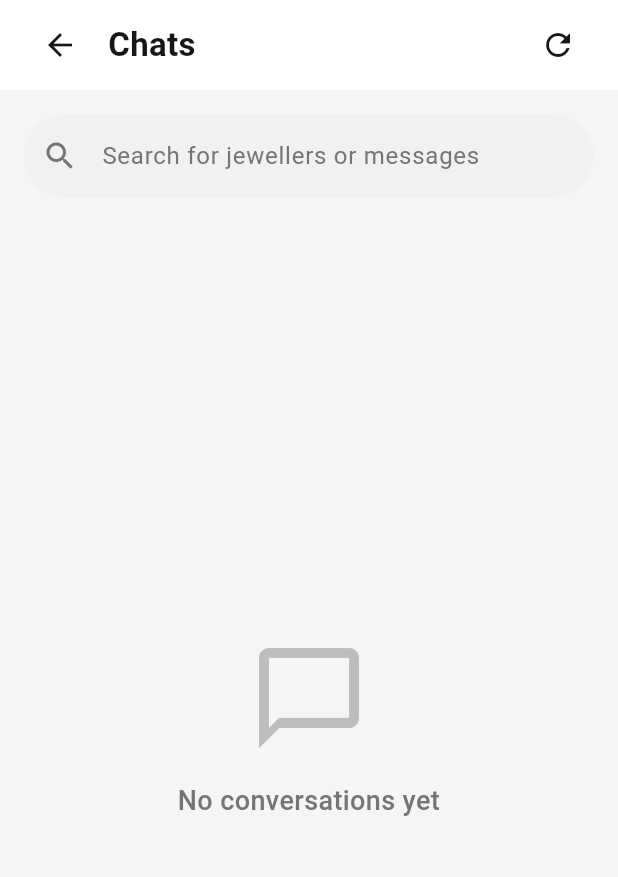
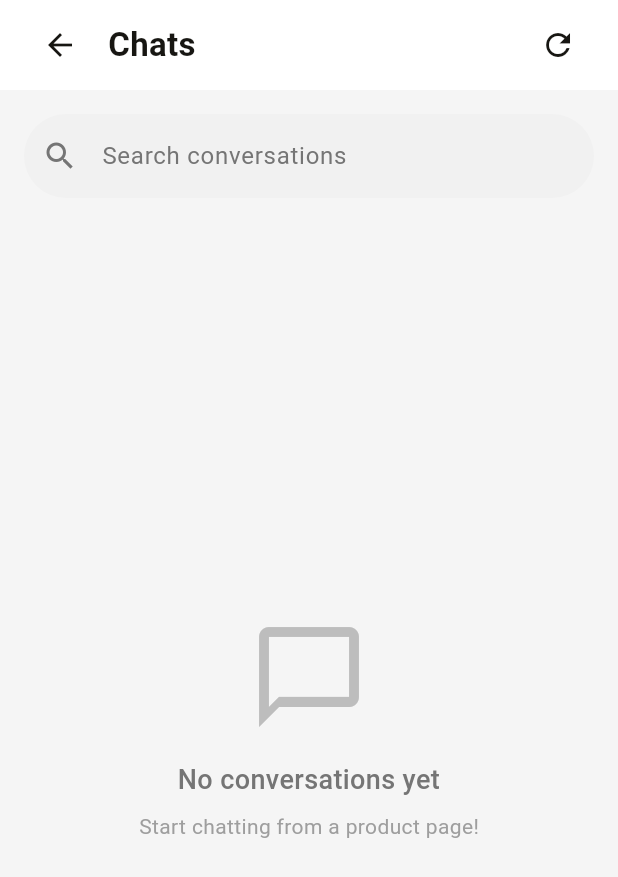
Before and after one commit to SumaiyaMunas123/aurix-digital-jewellery-platform, a Flutter app: the ChatOverviewScreen screen opened by its route, after a tap on the "refresh" icon, on a phone screen of 412 x 824 dp. Shown: the top 877 px of the screen. Run offline on Flutter 3.47's test engine with Material 3 defaults, Android fonts, the phone set to English and light mode, and no system bars; our stand-ins replace dio, file_picker, fl_chart, image_picker, shared_preferences; accounts and stored records are empty; network calls fail; Roboto replaces fonts that are missing (Manrope).

Commit message:
chat screens updated

```diff
--- a/jeweller-frontend/lib/screens/chat_overview_screen.dart
+++ b/jeweller-frontend/lib/screens/chat_overview_screen.dart
@@ -19,7 +19,7 @@ class _ChatOverviewScreenState extends State<ChatOverviewScreen> {
 
   List<dynamic> _allChats = [];
   bool _isLoading = true;
-  String? _customerId;
+  String? _userId;
 
   @override
   void initState() {
@@ -31,21 +31,18 @@ class _ChatOverviewScreenState extends State<ChatOverviewScreen> {
     setState(() => _isLoading = true);
 
     try {
-      // Get customer ID from SharedPreferences
       final prefs = await SharedPreferences.getInstance();
-      _customerId =
-          prefs.getString('user_id') ?? prefs.getString('customer_id');
+      _userId = prefs.getString('user_id');
 
-      if (_customerId == null) {
-        print('❌ No customer ID found');
+      if (_userId == null) {
+        print('❌ No user ID found in SharedPreferences');
         setState(() => _isLoading = false);
         return;
       }
 
-      print('📱 Loading chats for customer: $_customerId');
+      print('📱 Loading chats for user: $_userId');
 
-      // Get chat threads from backend
-      final result = await _apiService.getChatThreads(_customerId!);
+      final result = await _apiService.getChatThreads(_userId!);
 
       if (result['success'] == true) {
         setState(() {
@@ -55,28 +52,47 @@ class _ChatOverviewScreenState extends State<ChatOverviewScreen> {
         print('✅ Loaded ${_allChats.length} chats');
       } else {
         print('❌ Failed to load chats: ${result['message']}');
-        setState(() => _isLoading = false);
+        setState(() {
+          _allChats = [];
+          _isLoading = false;
+        });
       }
     } catch (e) {
       print('❌ Error loading chats: $e');
-      setState(() => _isLoading = false);
+      setState(() {
+        _allChats = [];
+        _isLoading = false;
+      });
     }
   }
 
   void _openChat(BuildContext context, dynamic chat) {
+    final isCustomer = chat['customer_id'] == _userId;
+    final otherUser = isCustomer ? chat['jeweller'] : chat['customer'];
+
+    if (otherUser == null) {
+      ScaffoldMessenger.of(context).showSnackBar(
+        const SnackBar(
+          content: Text('Error: Could not load chat participant info'),
+          backgroundColor: Colors.red,
+        ),
+      );
+      return;
+    }
+
     Navigator.push(
       context,
       MaterialPageRoute(
         builder: (context) => ChatThreadScreen(
           threadId: chat['id'],
-          shopName:
-              chat['jeweller']['business_name'] ?? chat['jeweller']['name'],
-          jewellerId: chat['jeweller']['id'],
-          customerId: _customerId!,
+          shopName: otherUser['business_name'] ?? otherUser['name'] ?? 'Chat',
+          otherUserId: otherUser['id'],
+          currentUserId: _userId!,
           onMessageSent: () {
-            // Refresh chat list when returning
-            _loadChats();
+            _loadChats(); // Refresh the list when coming back
           },
+          jewellerId: '',
+          customerId: '',
         ),
       ),
     );
@@ -92,16 +108,18 @@ class _ChatOverviewScreenState extends State<ChatOverviewScreen> {
   Widget build(BuildContext context) {
     final isDark = Theme.of(context).brightness == Brightness.dark;
 
-    // Filter chats based on search query
     final filteredChats = _searchQuery.isEmpty
         ? _allChats
         : _allChats.where((chat) {
+            final isCustomer = chat['customer_id'] == _userId;
+            final otherUser = isCustomer ? chat['jeweller'] : chat['customer'];
             final name =
-                (chat['jeweller']['business_name'] ??
-                        chat['jeweller']['name'] ??
-                        '')
+                (otherUser?['business_name'] ?? otherUser?['name'] ?? '')
+                    .toString()
                     .toLowerCase();
-            final message = (chat['last_message'] ?? '').toLowerCase();
+            final message = (chat['last_message'] ?? '')
+                .toString()
+                .toLowerCase();
             final query = _searchQuery.toLowerCase();
             return name.contains(query) || message.contains(query);
           }).toList();
@@ -113,7 +131,7 @@ class _ChatOverviewScreenState extends State<ChatOverviewScreen> {
       body: SafeArea(
         child: Column(
           children: [
-            // Top App Bar
+            // ===== TOP BAR =====
             Container(
               height: 60,
               padding: const EdgeInsets.symmetric(horizontal: 16),
@@ -147,24 +165,54 @@ class _ChatOverviewScreenState extends State<ChatOverviewScreen> {
                 ],
               ),
             ),
-            // Search Bar
-            _SearchBar(
-              isDark: isDark,
+
+            // ===== SEARCH BAR =====
+            Padding(
+              padding: const EdgeInsets.all(16),
+              child: TextField(
                 controller: _searchController,
                 onChanged: (value) {
                   setState(() {
                     _searchQuery = value;
                   });
                 },
-              onClear: () {
+                decoration: InputDecoration(
+                  hintText: 'Search conversations',
+                  hintStyle: TextStyle(
+                    color: isDark ? Colors.grey[500] : Colors.grey[600],
+                  ),
+                  prefixIcon: Icon(
+                    Icons.search,
+                    color: isDark ? Colors.grey[400] : Colors.grey[600],
+                  ),
+                  suffixIcon: _searchQuery.isNotEmpty
+                      ? IconButton(
+                          icon: Icon(
+                            Icons.clear,
+                            color: isDark ? Colors.grey[400] : Colors.grey[600],
+                          ),
+                          onPressed: () {
                             _searchController.clear();
                             setState(() {
                               _searchQuery = '';
                             });
                           },
-              hasText: _searchQuery.isNotEmpty,
+                        )
+                      : null,
+                  filled: true,
+                  fillColor: isDark
+                      ? const Color(0xFF201D12)
+                      : const Color(0xFFF1F1F1),
+                  border: OutlineInputBorder(
+                    borderRadius: BorderRadius.circular(30),
+                    borderSide: BorderSide.none,
                   ),
-            // Chat List
+                ),
+                style: TextStyle(color: isDark ? Colors.white : Colors.black),
+              ),
+            ),
+
+            // ===== CHAT LIST =====
             Expanded(
               child: _isLoading
                   ? const Center(
@@ -196,6 +244,18 @@ class _ChatOverviewScreenState extends State<ChatOverviewScreen> {
                             ),
                             textAlign: TextAlign.center,
                           ),
+                          if (_searchQuery.isEmpty) ...[
+                            const SizedBox(height: 8),
+                            Text(
+                              'Start chatting from a product page!',
+                              style: TextStyle(
+                                fontSize: 14,
+                                color: isDark
+                                    ? Colors.grey[600]
+                                    : Colors.grey[500],
+                              ),
+                            ),
+                          ],
                           if (_searchQuery.isNotEmpty) ...[
                             const SizedBox(height: 8),
                             TextButton(
@@ -225,8 +285,9 @@ class _ChatOverviewScreenState extends State<ChatOverviewScreen> {
                         itemCount: filteredChats.length,
                         itemBuilder: (context, index) {
                           final chat = filteredChats[index];
-                          return ChatTile(
+                          return _ChatTile(
                             chat: chat,
+                            currentUserId: _userId!,
                             onTap: () => _openChat(context, chat),
                             isDark: isDark,
                           );
@@ -241,69 +302,16 @@ class _ChatOverviewScreenState extends State<ChatOverviewScreen> {
   }
 }
 
-// Search Bar Widget
-class _SearchBar extends StatelessWidget {
-  final bool isDark;
-  final TextEditingController controller;
-  final ValueChanged<String> onChanged;
-  final VoidCallback onClear;
-  final bool hasText;
-
-  const _SearchBar({
-    required this.isDark,
-    required this.controller,
-    required this.onChanged,
-    required this.onClear,
-    required this.hasText,
-  });
-
-  @override
-  Widget build(BuildContext context) {
-    return Padding(
-      padding: const EdgeInsets.all(16),
-      child: TextField(
-        controller: controller,
-        onChanged: onChanged,
-        decoration: InputDecoration(
-          hintText: 'Search for jewellers or messages',
-          hintStyle: TextStyle(
-            color: isDark ? Colors.grey[500] : Colors.grey[600],
-          ),
-          prefixIcon: Icon(
-            Icons.search,
-            color: isDark ? Colors.grey[400] : Colors.grey[600],
-          ),
-          suffixIcon: hasText
-              ? IconButton(
-                  icon: Icon(
-                    Icons.clear,
-                    color: isDark ? Colors.grey[400] : Colors.grey[600],
-                  ),
-                  onPressed: onClear,
-                )
-              : null,
-          filled: true,
-          fillColor: isDark ? const Color(0xFF201D12) : const Color(0xFFF1F1F1),
-          border: OutlineInputBorder(
-            borderRadius: BorderRadius.circular(30),
-            borderSide: BorderSide.none,
-          ),
-        ),
-        style: TextStyle(color: isDark ? Colors.white : Colors.black),
-      ),
-    );
-  }
-}
-
-// Chat Tile Widget
-class ChatTile extends StatelessWidget {
+// ===== INDIVIDUAL CHAT TILE WIDGET =====
+class _ChatTile extends StatelessWidget {
   final dynamic chat;
+  final String currentUserId;
   final VoidCallback onTap;
   final bool isDark;
 
-  const ChatTile({
-    super.key,
+  const _ChatTile({
     required this.chat,
+    required this.currentUserId,
     required this.onTap,
     required this.isDark,
   });
@@ -312,21 +320,24 @@ class ChatTile extends StatelessWidget {
 
   @override
   Widget build(BuildContext context) {
-    final jeweller = chat['jeweller'];
+    final isCustomer = chat['customer_id'] == currentUserId;
+    final otherUser = isCustomer ? chat['jeweller'] : chat['customer'];
     final product = chat['product'];
-    final name = jeweller['business_name'] ?? jeweller['name'] ?? 'Unknown';
+    final name = otherUser?['business_name'] ?? otherUser?['name'] ?? 'Unknown';
     final lastMessage = chat['last_message'] ?? 'No messages yet';
     final unreadCount = chat['unread_count'] ?? 0;
 
     // Format time
-    String time = 'Recently';
+    String time = '';
     if (chat['last_message_at'] != null) {
       try {
         final DateTime messageTime = DateTime.parse(chat['last_message_at']);
         final now = DateTime.now();
         final difference = now.difference(messageTime);
 
-        if (difference.inMinutes < 60) {
+        if (difference.inMinutes < 1) {
+          time = 'Just now';
+        } else if (difference.inMinutes < 60) {
           time = '${difference.inMinutes}m ago';
         } else if (difference.inHours < 24) {
           time = '${difference.inHours}h ago';
@@ -336,7 +347,7 @@ class ChatTile extends StatelessWidget {
           time = '${messageTime.day}/${messageTime.month}/${messageTime.year}';
         }
       } catch (e) {
-        time = 'Recently';
+        time = '';
       }
     }
 
@@ -362,16 +373,18 @@ class ChatTile extends StatelessWidget {
               width: 56,
               height: 56,
               decoration: BoxDecoration(
-                color: Colors.grey[300],
+                color: isDark ? Colors.grey[800] : Colors.grey[300],
                 shape: BoxShape.circle,
               ),
               child: Icon(
                 Icons.store,
                 size: 28,
-                color: primaryColor.withOpacity(0.5),
+                color: primaryColor.withOpacity(0.7),
               ),
             ),
             const SizedBox(width: 14),
+
+            // Name + last message
             Expanded(
               child: Column(
                 crossAxisAlignment: CrossAxisAlignment.start,
@@ -388,8 +401,8 @@ class ChatTile extends StatelessWidget {
                   if (product != null) ...[
                     const SizedBox(height: 2),
                     Text(
-                      'Re: ${product['name']}',
-                      style: TextStyle(fontSize: 12, color: primaryColor),
+                      'Re: ${product['name'] ?? 'Product'}',
+                      style: const TextStyle(fontSize: 12, color: primaryColor),
                       overflow: TextOverflow.ellipsis,
                     ),
                   ],
@@ -400,7 +413,7 @@ class ChatTile extends StatelessWidget {
                       fontSize: 14,
                       color: isRead
                           ? (isDark ? Colors.grey[500] : Colors.grey[600])
-                          : (isDark ? Colors.grey[400] : Colors.grey[700]),
+                          : (isDark ? Colors.grey[300] : Colors.grey[800]),
                       fontWeight: isRead ? FontWeight.normal : FontWeight.w500,
                     ),
                     overflow: TextOverflow.ellipsis,
@@ -410,6 +423,8 @@ class ChatTile extends StatelessWidget {
               ),
             ),
             const SizedBox(width: 8),
+
+            // Time + unread badge
             Column(
               crossAxisAlignment: CrossAxisAlignment.end,
               children: [
--- a/jeweller-frontend/lib/screens/chat_thread_screen.dart
+++ b/jeweller-frontend/lib/screens/chat_thread_screen.dart
@@ -17,6 +17,8 @@ class ChatThreadScreen extends StatefulWidget {
     required this.jewellerId,
     required this.customerId,
     this.onMessageSent,
+    required String currentUserId,
+    required otherUserId,
   });
 
   @override
```
Lines whose indentation alone changed are shown as unchanged.
